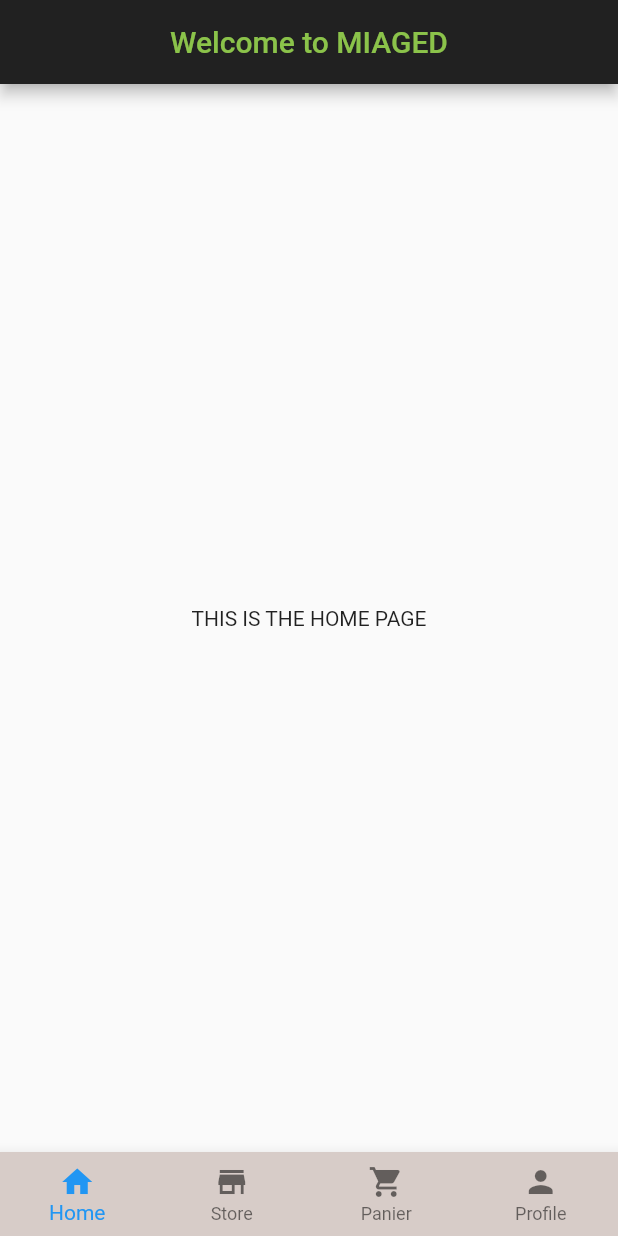
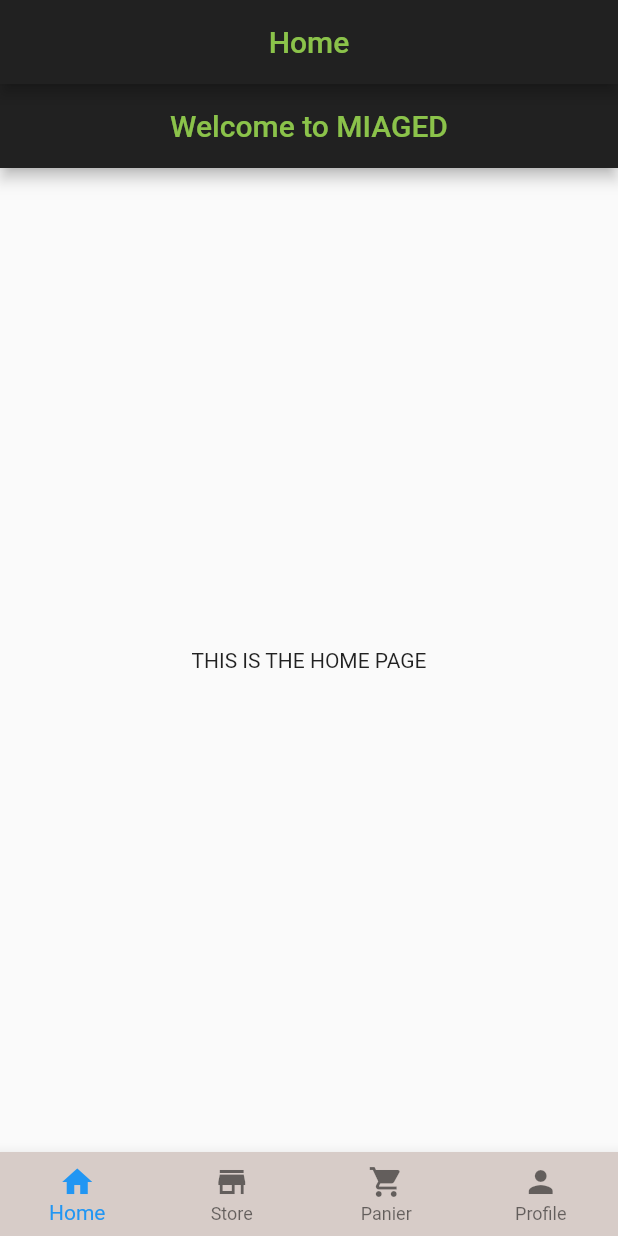
Before and after one commit to walidHam98/MIAGED_20_12, a Flutter app: the screen it shows after launch, on a phone screen of 412 x 824 dp. Run offline on Flutter 3.47's test engine with Material 2 defaults, Android fonts, the phone set to English and light mode, and no system bars.

Commit message:
flutter app MIAGED {nav bar+ app bar page} 21/12/2022: 17|41

```diff
--- a/lib/bottom_bar.dart
+++ b/lib/bottom_bar.dart
@@ -13,16 +13,34 @@ class BottomBarPage extends StatefulWidget {
 
 class _BottomBarPageState extends State<BottomBarPage> {
   int _selectedIndex = 0;
-  final List _pages  = [
-    const HomePage(),
-    const ProfilePage(),
-    const StorePage(),
-    const PanierPage(),
+  final List<Map<String, dynamic>> _pages  = [
+    {
+      'page': const HomePage(),
+      'title': 'Home',
+    },
+    {
+      'page': const StorePage(),
+      'title': 'Store',
+    },
+    {
+      'page': const PanierPage(),
+      'title': 'Panier',
+    },
+    {
+      'page': const ProfilePage(),
+      'title': 'Profile',
+    },
+
   ];
   @override
   Widget build(BuildContext context) {
     return Scaffold(
-      body: _pages[_selectedIndex],
+      appBar: AppBar(
+        title:  Text(_pages[_selectedIndex]['title'], style: TextStyle(color: Colors.lightGreen)),
+        centerTitle: true,
+        backgroundColor: Colors.grey[900],
+      ),
+      body: _pages[_selectedIndex]['page'],
       bottomNavigationBar: BottomNavigationBar(
         type: BottomNavigationBarType.fixed,
         backgroundColor: Colors.brown[100],
```
